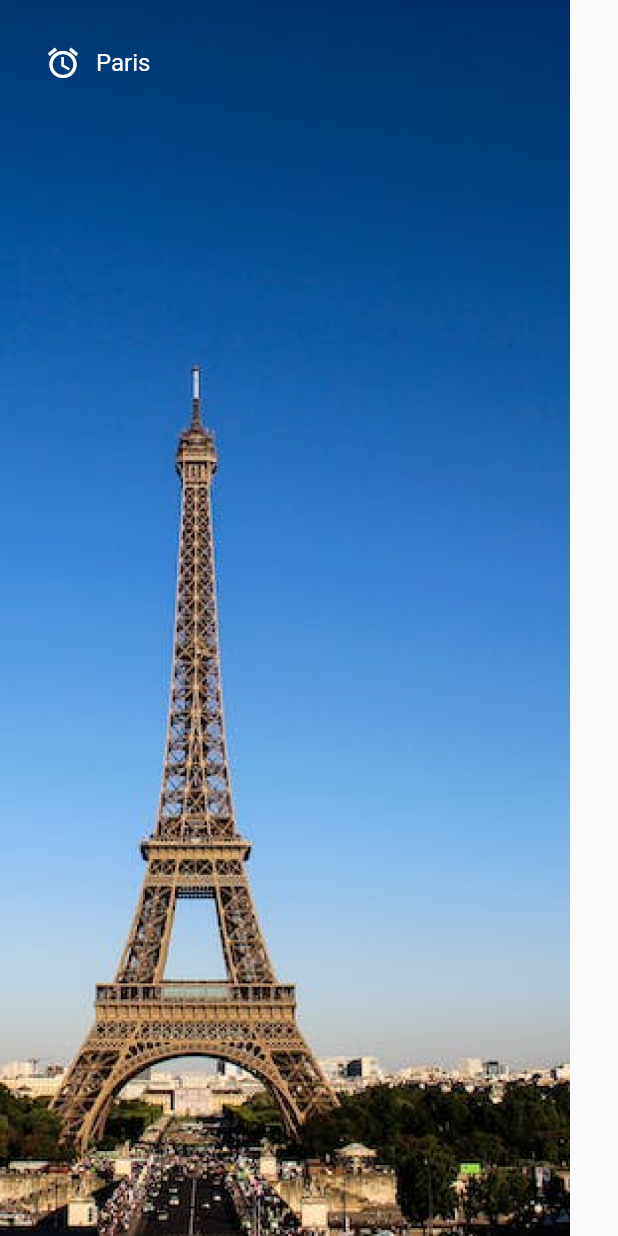
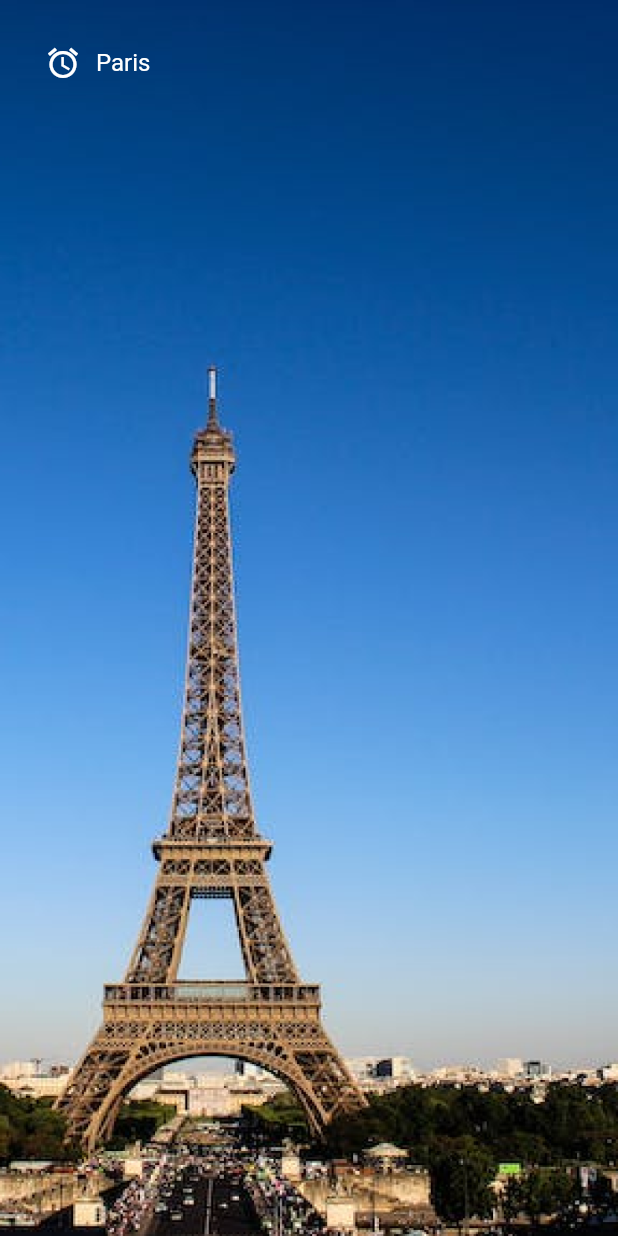
Before and after one commit to romannjoroge/heyflutterweatherapp, a Flutter app: the screen it shows after launch, on a phone screen of 412 x 824 dp. Run offline on Flutter 3.47's test engine with Material 2 defaults, Android fonts, the phone set to English and light mode, and no system bars.

Commit message:
Making image full size of screen

```diff
--- a/lib/screens/home/home.dart
+++ b/lib/screens/home/home.dart
@@ -13,7 +13,12 @@ class Home extends StatelessWidget {
     return Stack(
       children: [
         // Image of City
-        Image.asset(getImage(City.paris)),
+        Image.asset(
+            getImage(City.paris),
+            width: MediaQuery.of(context).size.width,
+            height: MediaQuery.of(context).size.height,
+            fit: BoxFit.fill
+        ),
         // Name of city
         Positioned(
           top: 30,
@@ -25,7 +30,7 @@ class Home extends StatelessWidget {
                 padding: const EdgeInsets.only(left: 10),
                 child: Text(
                   getCityName(selectedCity),
-                  style: TextStyle(color: Colors.white, fontSize: 16.0),
+                  style: const TextStyle(color: Colors.white, fontSize: 16.0),
                 )
               )
             ],
```
